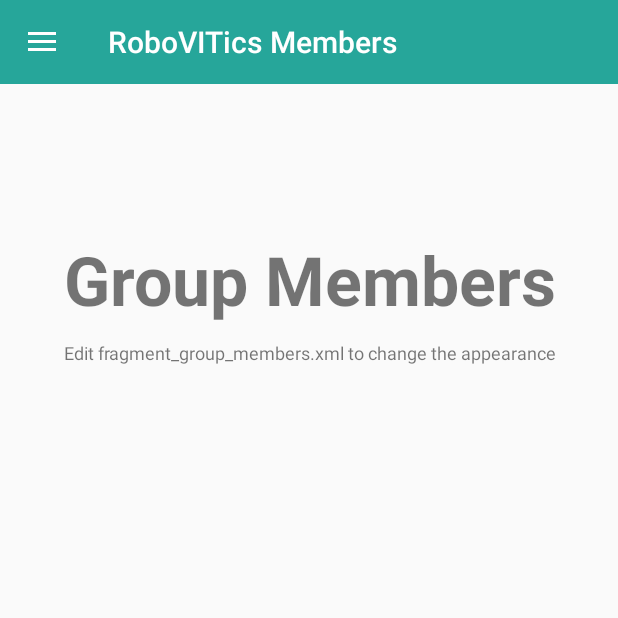
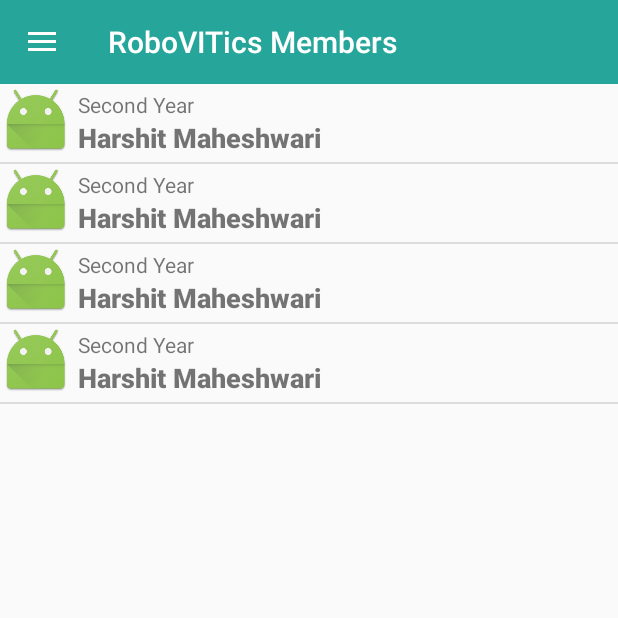
Before and after one commit to harshitm98/RoboVITicsMembers, an Android app: the fragment GroupMembersFragment placed in its activity, on a phone screen of 412 x 824 dp, the top half of it. Run offline under Robolectric (Android 15) with nearby library versions, the light colour scheme and no system bars.

Commit message:
Added Adapter, and fragment of members working

```diff
--- /dev/null
+++ b/app/src/main/java/com/robovitics/roboviticsmembers/GroupMemberAdapter.java
@@ -0,0 +1,46 @@
+package com.robovitics.roboviticsmembers;
+
+import android.content.Context;
+import android.view.LayoutInflater;
+import android.view.View;
+import android.view.ViewGroup;
+import android.widget.ArrayAdapter;
+import android.widget.ImageView;
+import android.widget.TextView;
+
+import java.util.ArrayList;
+import java.util.List;
+
+/**
+ * Created by Harshit Maheshwari on 17-07-2017.
+ */
+public class GroupMemberAdapter extends ArrayAdapter<GroupMemberObject>{
+
+
+    public GroupMemberAdapter(Context context, ArrayList<GroupMemberObject> objects) {
+        super(context, 0, objects);
+    }
+
+    @Override
+    public View getView(int position, View convertView, ViewGroup parent) {
+        View listItem = convertView;
+
+        if(listItem == null){
+            listItem = LayoutInflater.from(getContext()).inflate(R.layout.fragment_group_members,parent,false);
+        }
+
+        GroupMemberObject object = getItem(position);
+
+        ImageView imageView = (ImageView)listItem.findViewById(R.id.groupmember_img);
+        imageView.setImageResource(object.getImg());
+
+        TextView textView1 = (TextView)listItem.findViewById(R.id.groupmember_name);
+        textView1.setText(object.getmName());
+
+        TextView textView2 = (TextView)listItem.findViewById(R.id.groupmember_year);
+        textView2.setText(object.getYear());
+
+
+        return listItem;
+    }
+}
--- a/app/src/main/java/com/robovitics/roboviticsmembers/GroupMemberObject.java
+++ b/app/src/main/java/com/robovitics/roboviticsmembers/GroupMemberObject.java
@@ -10,12 +10,12 @@ public class GroupMemberObject {
      * Year(Fourth,Third or Second)
      */
     private String mName;
-    private String mPost;
+    private int mImg = 0;
     private String mYear;
 
-    public GroupMemberObject(String vName, String vPost, String vYear){
+    public GroupMemberObject(String vName, String vYear, int vImg){
         mName = vName;
-        mPost = vPost;
+        mImg = vImg;
         mYear = vYear;
     }
 
@@ -23,8 +23,8 @@ public class GroupMemberObject {
         return mName;
     }
 
-    public String getPost(){
-        return mPost;
+    public int getImg(){
+        return mImg;
     }
 
     public String getYear(){
--- a/app/src/main/java/com/robovitics/roboviticsmembers/GroupMembersFragment.java
+++ b/app/src/main/java/com/robovitics/roboviticsmembers/GroupMembersFragment.java
@@ -4,11 +4,16 @@ import android.os.Bundle;
 import android.view.LayoutInflater;
 import android.view.View;
 import android.view.ViewGroup;
+import android.widget.ListView;
+
+import java.util.ArrayList;
 
 /**
  * Created by Harshit Maheshwari on 16-07-2017.
  */
 public class GroupMembersFragment extends android.support.v4.app.Fragment {
+
+    private ListView listView;
 
     public GroupMembersFragment(){
     }
@@ -16,7 +21,18 @@ public class GroupMembersFragment extends android.support.v4.app.Fragment {
     @Override
     public View onCreateView(LayoutInflater inflater, ViewGroup container, Bundle savedInstanceState) {
 
-        View rootView = inflater.inflate(R.layout.fragment_group_members, container, false);
+        View rootView = inflater.inflate(R.layout.list_item, container, false);
+
+        listView = (ListView)rootView.findViewById(R.id.list);
+        final ArrayList<GroupMemberObject> words = new ArrayList<GroupMemberObject>();
+
+        words.add(new GroupMemberObject("Harshit Maheshwari", "Second Year",R.mipmap.ic_launcher));
+        words.add(new GroupMemberObject("Harshit Maheshwari", "Second Year",R.mipmap.ic_launcher));
+        words.add(new GroupMemberObject("Harshit Maheshwari", "Second Year",R.mipmap.ic_launcher));
+        words.add(new GroupMemberObject("Harshit Maheshwari", "Second Year",R.mipmap.ic_launcher));
+        GroupMemberAdapter adapter = new GroupMemberAdapter(getContext(),words);
+
+        listView.setAdapter(adapter);
 
         return rootView;
     }
--- a/app/src/main/res/layout/fragment_group_members.xml
+++ b/app/src/main/res/layout/fragment_group_members.xml
@@ -1,30 +1,40 @@
-<RelativeLayout xmlns:android="http://schemas.android.com/apk/res/android"
+<LinearLayout xmlns:android="http://schemas.android.com/apk/res/android"
     xmlns:tools="http://schemas.android.com/tools"
     android:layout_width="match_parent"
-    android:layout_height="match_parent"
-    android:orientation="vertical">
+    android:layout_height="wrap_content"
+    android:id = "@+id/list_layout"
+    android:layout_margin="4dp"
+    android:orientation="horizontal">
+
+    <ImageView
+        android:id="@+id/groupmember_img"
+        android:layout_width="wrap_content"
+        android:layout_height="wrap_content"
+        android:src="@mipmap/ic_launcher"/>
+
+    <LinearLayout
+        android:layout_width="match_parent"
+        android:layout_height="wrap_content"
+        android:layout_margin="4sp"
+        android:orientation="vertical">
+
+        <TextView
+            android:id="@+id/groupmember_year"
+            android:layout_width="wrap_content"
+            android:layout_height="wrap_content"
+            tools:text="Second Year"/>
 
 
-    <TextView
-        android:id="@+id/label"
-        android:layout_alignParentTop="true"
-        android:layout_marginTop="100dp"
-        android:layout_width="fill_parent"
-        android:layout_height="wrap_content"
-        android:gravity="center_horizontal"
-        android:textSize="45dp"
-        android:text="Group Members"
-        android:textStyle="bold"/>
+        <TextView
+            android:id="@+id/groupmember_name"
+            android:layout_width="match_parent"
+            android:layout_height="wrap_content"
+            android:textSize="18sp"
+            tools:text = "Harshit Maheshwari"
+            android:fontFamily="sans-serif-medium"
+            android:textStyle="bold"/>
 
-    <TextView
-        android:layout_below="@id/label"
-        android:layout_centerInParent="true"
-        android:layout_width="fill_parent"
-        android:layout_height="wrap_content"
-        android:textSize="12dp"
-        android:layout_marginTop="10dp"
-        android:gravity="center_horizontal"
-        android:text="Edit fragment_group_members.xml to change the appearance"
-        android:id="@+id/textView2" />
 
-</RelativeLayout>
+    </LinearLayout>
+
+</LinearLayout>
--- /dev/null
+++ b/app/src/main/res/layout/list_item.xml
@@ -0,0 +1,8 @@
+<?xml version="1.0" encoding="utf-8"?>
+<ListView xmlns:android="http://schemas.android.com/apk/res/android"
+    xmlns:tools="http://schemas.android.com/tools"
+    android:layout_width="match_parent"
+    android:layout_height="match_parent"
+    android:orientation="vertical"
+    android:id="@+id/list"
+    tools:context=".GroupMembersFragment"/>
```
